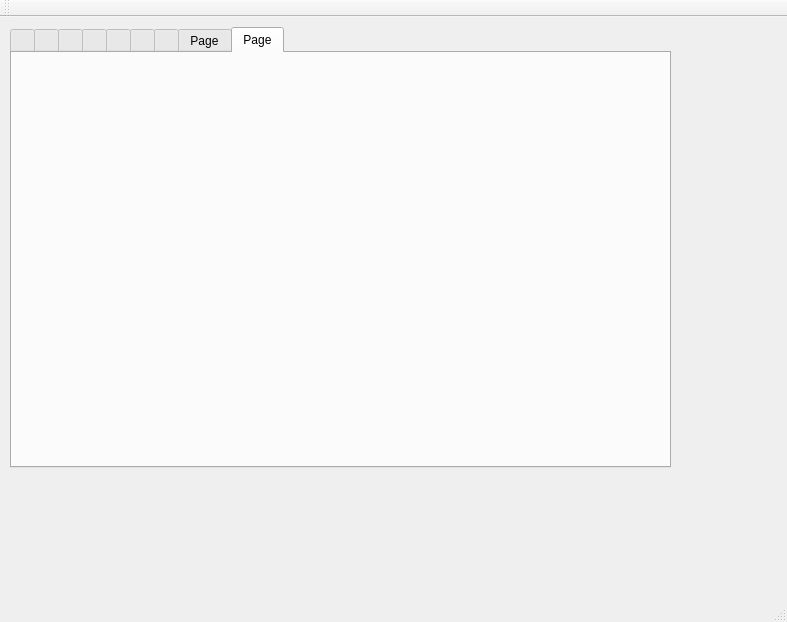
Old version of the form Qt/QDH/mainwindow.ui in the repository gpistoni/DomoticHome.
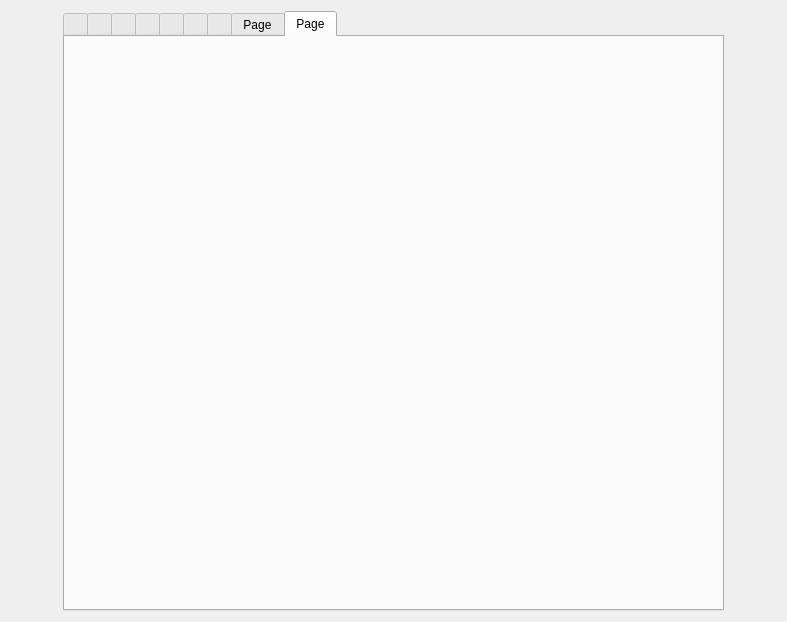
New version of the form. The open tabs and pages were chosen to show the change.

What changed in the file:
```diff
--- a/Qt/QDH/mainwindow.ui
+++ b/Qt/QDH/mainwindow.ui
@@ -10,19 +10,19 @@
     <height>622</height>
    </rect>
   </property>
+  <property name="maximumSize">
+   <size>
+    <width>787</width>
+    <height>16777215</height>
+   </size>
+  </property>
   <property name="windowTitle">
    <string>MainWindow</string>
   </property>
   <widget class="QWidget" name="centralWidget">
+   <layout class="QHBoxLayout" name="horizontalLayout">
+    <item>
    <widget class="QTabWidget" name="tabWidget">
-    <property name="geometry">
-     <rect>
-      <x>10</x>
-      <y>10</y>
-      <width>661</width>
-      <height>441</height>
-     </rect>
-    </property>
     <property name="minimumSize">
      <size>
       <width>0</width>
@@ -42,7 +42,7 @@
      <attribute name="title">
       <string/>
      </attribute>
-     <layout class="QHBoxLayout" name="horizontalLayout">
+       <layout class="QHBoxLayout" name="horizontalLayout_8">
       <item>
        <layout class="QGridLayout" name="Page1"/>
       </item>
@@ -300,36 +300,23 @@
      <widget class="QWidget" name="horizontalLayoutWidget">
       <property name="geometry">
        <rect>
-        <x>0</x>
+          <x>1</x>
         <y>10</y>
-        <width>173</width>
-        <height>121</height>
-       </rect>
-      </property>
-      <layout class="QHBoxLayout" name="bottomLayout"/>
+          <width>651</width>
+          <height>221</height>
+         </rect>
+        </property>
+        <layout class="QHBoxLayout" name="bottomLayout" stretch="">
+         <property name="sizeConstraint">
+          <enum>QLayout::SetMaximumSize</enum>
+         </property>
+        </layout>
      </widget>
     </widget>
    </widget>
+    </item>
+   </layout>
   </widget>
-  <widget class="QMenuBar" name="menuBar">
-   <property name="geometry">
-    <rect>
-     <x>0</x>
-     <y>0</y>
-     <width>787</width>
-     <height>22</height>
-    </rect>
-   </property>
-  </widget>
-  <widget class="QToolBar" name="mainToolBar">
-   <attribute name="toolBarArea">
-    <enum>TopToolBarArea</enum>
-   </attribute>
-   <attribute name="toolBarBreak">
-    <bool>false</bool>
-   </attribute>
-  </widget>
-  <widget class="QStatusBar" name="statusBar"/>
  </widget>
  <layoutdefault spacing="6" margin="11"/>
  <resources/>
```
Left out of the diff: 11 changed lines with no effect on the pictures. Lines whose indentation alone changed are shown as unchanged.
